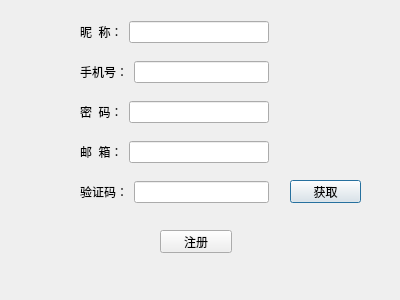
The window that registerdialog.ui (HustGw/CLLLLLLLSAFFFFFEWINN) describes before a commit, drawn with Qt 5.
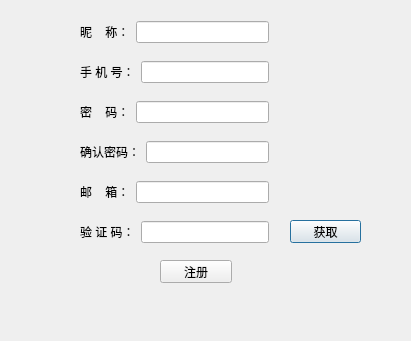
The same window after the commit.

Commit message: 修改人：张云霄 修改内容：确认密码，昵称唯一

What changed in the file:
```diff
--- a/registerdialog.ui
+++ b/registerdialog.ui
@@ -6,8 +6,8 @@
    <rect>
     <x>0</x>
     <y>0</y>
-    <width>400</width>
-    <height>300</height>
+    <width>411</width>
+    <height>341</height>
    </rect>
   </property>
   <property name="windowTitle">
@@ -26,7 +26,7 @@
     <item>
      <widget class="QLabel" name="label_2">
       <property name="text">
-       <string>密  码：</string>
+       <string>密    码：</string>
       </property>
      </widget>
     </item>
@@ -39,7 +39,7 @@
    <property name="geometry">
     <rect>
      <x>80</x>
-     <y>180</y>
+     <y>220</y>
      <width>189</width>
      <height>24</height>
     </rect>
@@ -48,7 +48,7 @@
     <item>
      <widget class="QLabel" name="label_4">
       <property name="text">
-       <string>验证码：</string>
+       <string>验 证 码：</string>
       </property>
      </widget>
     </item>
@@ -61,7 +61,7 @@
    <property name="geometry">
     <rect>
      <x>290</x>
-     <y>180</y>
+     <y>220</y>
      <width>71</width>
      <height>23</height>
     </rect>
@@ -83,7 +83,7 @@
     <item>
      <widget class="QLabel" name="label">
       <property name="text">
-       <string>手机号：</string>
+       <string>手 机 号：</string>
       </property>
      </widget>
     </item>
@@ -96,7 +96,7 @@
    <property name="geometry">
     <rect>
      <x>160</x>
-     <y>230</y>
+     <y>260</y>
      <width>72</width>
      <height>23</height>
     </rect>
@@ -109,7 +109,7 @@
    <property name="geometry">
     <rect>
      <x>80</x>
-     <y>140</y>
+     <y>180</y>
      <width>189</width>
      <height>24</height>
     </rect>
@@ -118,7 +118,7 @@
     <item>
      <widget class="QLabel" name="label_3">
       <property name="text">
-       <string>邮  箱：</string>
+       <string>邮    箱：</string>
       </property>
      </widget>
     </item>
@@ -140,7 +140,7 @@
     <item>
      <widget class="QLabel" name="label_5">
       <property name="text">
-       <string>昵  称：</string>
+       <string>昵    称：</string>
       </property>
      </widget>
     </item>
@@ -149,6 +149,32 @@
     </item>
    </layout>
   </widget>
+  <widget class="QWidget" name="layoutWidget_6">
+   <property name="geometry">
+    <rect>
+     <x>80</x>
+     <y>140</y>
+     <width>189</width>
+     <height>24</height>
+    </rect>
+   </property>
+   <layout class="QHBoxLayout" name="horizontalLayout_6">
+    <item>
+     <widget class="QLabel" name="label_6">
+      <property name="text">
+       <string>确认密码：</string>
+      </property>
+     </widget>
+    </item>
+    <item>
+     <widget class="QLineEdit" name="passwardLineEdit_2">
+      <property name="echoMode">
+       <enum>QLineEdit::Password</enum>
+      </property>
+     </widget>
+    </item>
+   </layout>
+  </widget>
  </widget>
  <resources/>
  <connections/>
```
The commit also changes 1 other file.
